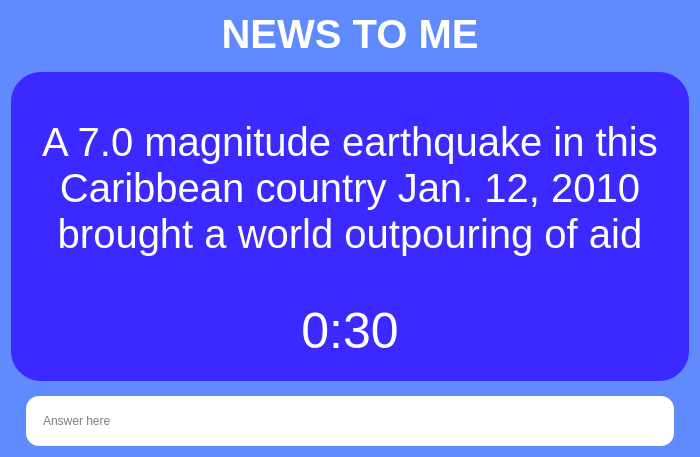
The window that ui/question_prompt.ui (ZaidArshad/Multiplayer-Jeopardy) describes before a commit, drawn with Qt 5.
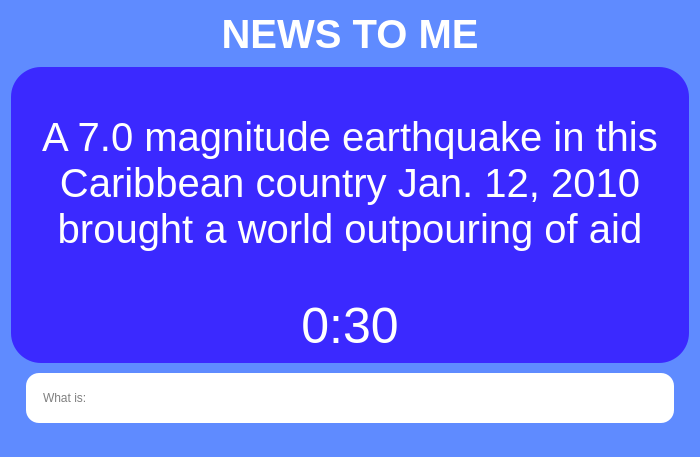
The same window after the commit.

```diff
--- a/ui/question_prompt.ui
+++ b/ui/question_prompt.ui
@@ -26,7 +26,7 @@
   </property>
   <layout class="QVBoxLayout" name="verticalLayout_2">
    <property name="spacing">
-    <number>15</number>
+    <number>10</number>
    </property>
    <item>
     <widget class="QLabel" name="categoryLabel">
@@ -68,6 +68,12 @@
 }</string>
      </property>
      <layout class="QVBoxLayout" name="verticalLayout">
+      <property name="leftMargin">
+       <number>15</number>
+      </property>
+      <property name="rightMargin">
+       <number>15</number>
+      </property>
       <item>
        <spacer name="verticalSpacer_2">
         <property name="orientation">
@@ -130,27 +136,27 @@
         <property name="alignment">
          <set>Qt::AlignCenter</set>
         </property>
+        <property name="margin">
+         <number>0</number>
+        </property>
        </widget>
       </item>
-      <item>
-       <spacer name="verticalSpacer_3">
-        <property name="orientation">
-         <enum>Qt::Vertical</enum>
-        </property>
-        <property name="sizeType">
-         <enum>QSizePolicy::Fixed</enum>
-        </property>
-        <property name="sizeHint" stdset="0">
-         <size>
-          <width>20</width>
-          <height>13</height>
-         </size>
-        </property>
-       </spacer>
-      </item>
      </layout>
     </widget>
    </item>
+   <item>
+    <spacer name="verticalSpacer_3">
+     <property name="orientation">
+      <enum>Qt::Vertical</enum>
+     </property>
+     <property name="sizeHint" stdset="0">
+      <size>
+       <width>20</width>
+       <height>40</height>
+      </size>
+     </property>
+    </spacer>
+   </item>
    <item>
     <widget class="QLineEdit" name="answerLineEdit">
      <property name="minimumSize">
@@ -170,10 +176,26 @@
 }</string>
      </property>
      <property name="placeholderText">
-      <string>Answer here</string>
+      <string>What is: </string>
      </property>
     </widget>
    </item>
+   <item>
+    <spacer name="verticalSpacer_4">
+     <property name="orientation">
+      <enum>Qt::Vertical</enum>
+     </property>
+     <property name="sizeType">
+      <enum>QSizePolicy::Fixed</enum>
+     </property>
+     <property name="sizeHint" stdset="0">
+      <size>
+       <width>20</width>
+       <height>23</height>
+      </size>
+     </property>
+    </spacer>
+   </item>
   </layout>
  </widget>
  <resources/>
```
Left out of the diff: 2 changed lines with no effect on the pictures.
